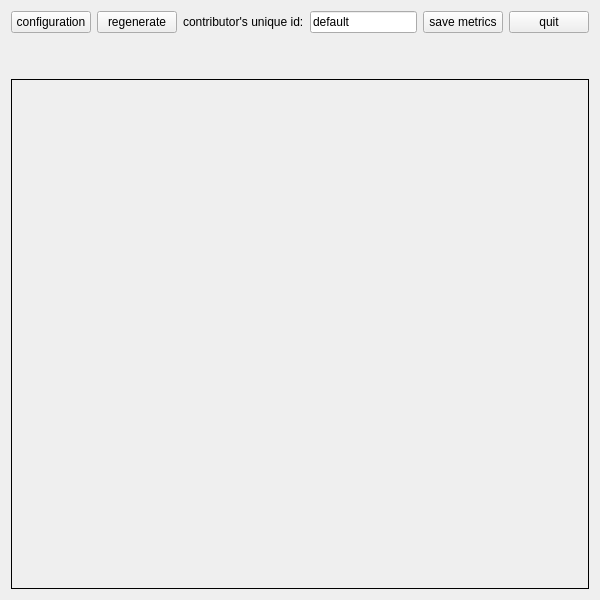
The window that mainUI.ui (pilarbachiller/SocNav3-simdata-generator) describes before a commit, drawn with Qt 5.
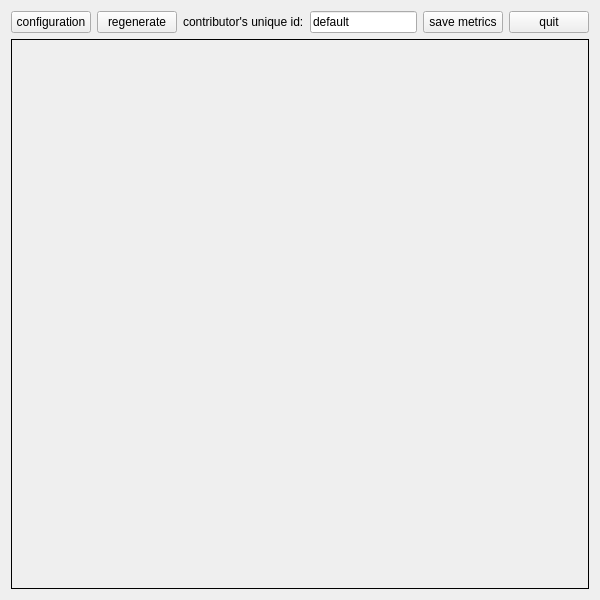
The same window after the commit.

The edit to the form file:
```diff
--- a/mainUI.ui
+++ b/mainUI.ui
@@ -77,25 +77,12 @@
        </item>
       </layout>
      </item>
-     <item>
-      <spacer name="verticalSpacer">
-       <property name="orientation">
-        <enum>Qt::Vertical</enum>
-       </property>
-       <property name="sizeHint" stdset="0">
-        <size>
-         <width>20</width>
-         <height>40</height>
-        </size>
-       </property>
-      </spacer>
-     </item>
      <item>
       <widget class="QLabel" name="label">
        <property name="sizePolicy">
         <sizepolicy hsizetype="MinimumExpanding" vsizetype="MinimumExpanding">
-         <horstretch>2</horstretch>
-         <verstretch>2</verstretch>
+         <horstretch>0</horstretch>
+         <verstretch>0</verstretch>
         </sizepolicy>
        </property>
        <property name="minimumSize">
```
Left out of the diff: 4 changed lines with no effect on the pictures.
